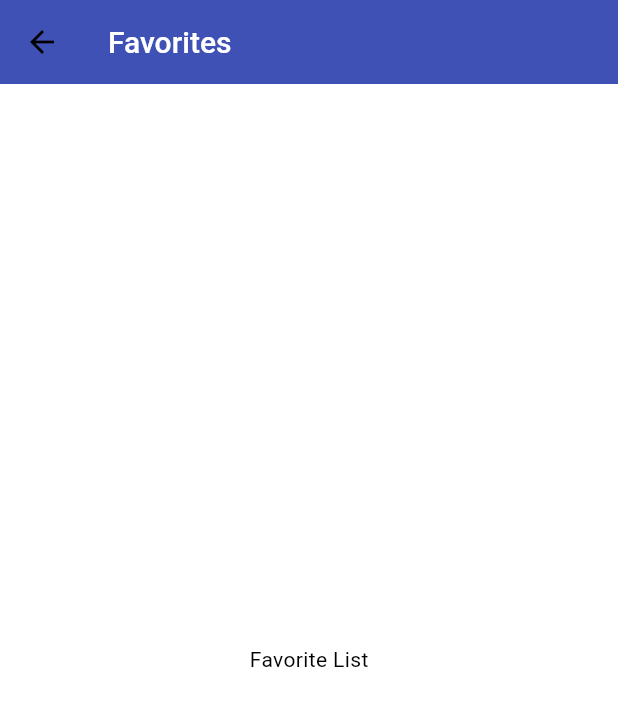
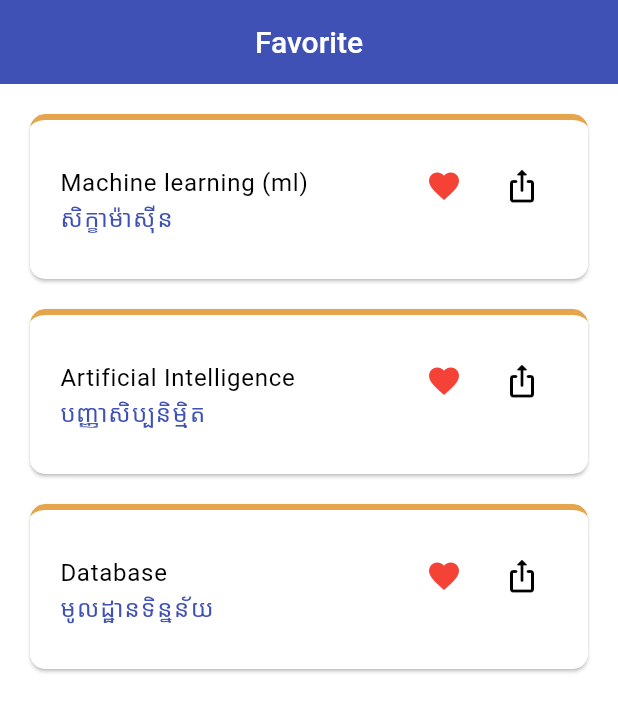
Before and after one commit to sonika-tang/Domra-Tech-App, a Flutter app: the FavoritesScreen screen opened directly, on a phone screen of 412 x 824 dp. Shown: the top 712 px of the screen. Run offline on Flutter 3.47's test engine with Material 3 defaults, Android fonts, the phone set to English and light mode, and no system bars; our stand-ins replace firebase_auth, firebase_core, flutter_svg; accounts and stored records are empty; network calls fail.

Commit message:
Update favorite screen with mock data

```diff
--- /dev/null
+++ b/lib/state/models/favorite_state.dart
@@ -0,0 +1,149 @@
+import 'dart:convert';
+import 'package:flutter/foundation.dart';
+import '../../model/word_translation.dart';
+import '../../service/word_service.dart';
+
+// ─── Mock data used when backend is unreachable ───────────────────────────────
+const List<Map<String, dynamic>> _mockFavorites = [
+  {
+    'wordId': 1,
+    'EnglishWord': 'Machine learning (ml)',
+    'KhmerWord': 'សិក្ខាម៉ាស៊ីន',
+    'FrenchWord': 'Apprentissage automatique',
+    'definition':
+        'A type of artificial intelligence that allows computers to learn from data.',
+    'example': 'Machine learning is used in recommendation systems.',
+    'imageURL': null,
+  },
+  {
+    'wordId': 2,
+    'EnglishWord': 'Artificial Intelligence',
+    'KhmerWord': 'បញ្ញាសិប្បនិម្មិត',
+    'FrenchWord': 'Intelligence artificielle',
+    'definition': 'The simulation of human intelligence in machines.',
+    'example': 'AI is used in self-driving cars.',
+    'imageURL': null,
+  },
+  {
+    'wordId': 3,
+    'EnglishWord': 'Database',
+    'KhmerWord': 'មូលដ្ឋានទិន្នន័យ',
+    'FrenchWord': 'Base de données',
+    'definition': 'An organized collection of structured information.',
+    'example': 'MySQL is a popular relational database.',
+    'imageURL': null,
+  },
+];
+
+/// State for the favorites feature
+class FavoriteState {
+  final List<WordTranslation> favorites;
+  final bool isLoading;
+  final String? error;
+  final bool isUsingMockData;
+
+  const FavoriteState({
+    this.favorites = const [],
+    this.isLoading = false,
+    this.error,
+    this.isUsingMockData = false,
+  });
+
+  FavoriteState copyWith({
+    List<WordTranslation>? favorites,
+    bool? isLoading,
+    String? error,
+    bool? isUsingMockData,
+  }) {
+    return FavoriteState(
+      favorites: favorites ?? this.favorites,
+      isLoading: isLoading ?? this.isLoading,
+      error: error,
+      isUsingMockData: isUsingMockData ?? this.isUsingMockData,
+    );
+  }
+}
+
+/// Notifier that manages favorites list, toggle, and removal
+class FavoriteNotifier extends ChangeNotifier {
+  final WordService _wordService;
+  FavoriteState _state = const FavoriteState();
+
+  FavoriteNotifier(this._wordService);
+
+  FavoriteState get state => _state;
+
+  /// Fetch all favorite words for the logged-in user.
+  /// Falls back to mock data if the backend is unreachable or returns an error.
+  Future<void> fetchFavorites(String? token) async {
+    _state = _state.copyWith(isLoading: true, error: null);
+    notifyListeners();
+
+    // If no token, use mock data immediately
+    if (token == null) {
+      _loadMockData();
+      return;
+    }
+
+    try {
+      final response = await _wordService.getAllFavorites(token);
+      if (response.statusCode == 200) {
+        final List<dynamic> data = jsonDecode(response.body);
+        final words = data.map((e) => WordTranslation.fromJson(e)).toList();
+        _state = _state.copyWith(
+          favorites: words,
+          isLoading: false,
+          isUsingMockData: false,
+        );
+      } else {
+        // Backend error -> fallback to mock
+        _loadMockData();
+      }
+    } catch (_) {
+      // Network error -> fallback to mock
+      _loadMockData();
+    }
+    notifyListeners();
+  }
+
+  /// Remove a word from favorites (toggle off).
+  Future<void> removeFavorite(int wordId, String? token) async {
+    if (token == null || _state.isUsingMockData) {
+      // Offline: just remove from local list
+      final updated = _state.favorites
+          .where((w) => w.wordId != wordId)
+          .toList();
+      _state = _state.copyWith(favorites: updated);
+      notifyListeners();
+      return;
+    }
+
+    try {
+      final response = await _wordService.deleteFavorite(
+        wordId.toString(),
+        token,
+      );
+      if (response.statusCode == 200 || response.statusCode == 204) {
+        final updated = _state.favorites
+            .where((w) => w.wordId != wordId)
+            .toList();
+        _state = _state.copyWith(favorites: updated);
+        notifyListeners();
+      }
+    } catch (_) {
+      // Silently fail; UI stays
+    }
+  }
+
+  void _loadMockData() {
+    final words = _mockFavorites
+        .map((e) => WordTranslation.fromJson(e))
+        .toList();
+    _state = FavoriteState(
+      favorites: words,
+      isLoading: false,
+      isUsingMockData: true,
+    );
+    notifyListeners();
+  }
+}
--- a/lib/ui/screens/favorites/favorites_screen.dart
+++ b/lib/ui/screens/favorites/favorites_screen.dart
@@ -1,10 +1,119 @@
 import 'package:flutter/material.dart';
+import 'package:provider/provider.dart';
 
-class FavoritesScreen extends StatelessWidget {
+import '../../../core/config/app_text_style.dart';
+import '../../../l10n/app_localizations.dart';
+import '../../../state/models/favorite_state.dart';
+import '../../../state/provider/auth_provider.dart';
+import '../../widgets/displays/word_card.dart';
+
+class FavoritesScreen extends StatefulWidget {
   const FavoritesScreen({super.key});
+
   @override
-  Widget build(BuildContext context) => Scaffold(
-    appBar: AppBar(title: const Text('Favorites')),
-    body: const Center(child: Text('Favorite List')),
-  );
+  State<FavoritesScreen> createState() => _FavoritesScreenState();
 }
+
+class _FavoritesScreenState extends State<FavoritesScreen> {
+  @override
+  void initState() {
+    super.initState();
+    // Fetch favorites once the widget is mounted so we have a valid context.
+    WidgetsBinding.instance.addPostFrameCallback((_) async {
+      final authProvider = context.read<AuthProvider>();
+      final favoriteNotifier = context.read<FavoriteNotifier>();
+      final token = await authProvider.getIdToken();
+      await favoriteNotifier.fetchFavorites(token);
+    });
+  }
+
+  @override
+  Widget build(BuildContext context) {
+    final t = AppLocalizations.of(context)!;
+    final theme = Theme.of(context);
+    final colorScheme = theme.colorScheme;
+
+    return Scaffold(
+      appBar: AppBar(
+        title: Text(
+          t.navFavorite,
+          style: const TextStyle(
+            color: Colors.white,
+            fontWeight: FontWeight.w500,
+          ),
+        ),
+        centerTitle: true,
+        automaticallyImplyLeading: false,
+        elevation: 0,
+        backgroundColor: colorScheme.primary,
+        iconTheme: const IconThemeData(color: Colors.white),
+      ),
+      body: Consumer<FavoriteNotifier>(
+        builder: (context, favoriteNotifier, child) {
+          final state = favoriteNotifier.state;
+
+          if (state.isLoading) {
+            return const Center(child: CircularProgressIndicator());
+          }
+
+          if (state.error != null) {
+            return Center(
+              child: Padding(
+                padding: const EdgeInsets.symmetric(horizontal: 24),
+                child: Text(
+                  state.error!,
+                  textAlign: TextAlign.center,
+                  style: theme.textTheme.bodyMedium?.copyWith(
+                    color: colorScheme.error,
+                  ),
+                ),
+              ),
+            );
+          }
+
+          if (state.favorites.isEmpty) {
+            return Center(
+              child: Text(
+                'No favorites yet',
+                style: theme.textTheme.bodyMedium,
+              ),
+            );
+          }
+
+          return ListView.builder(
+            padding: const EdgeInsets.all(AppSpacing.s16),
+            itemCount: state.favorites.length,
+            itemBuilder: (context, index) {
+              final word = state.favorites[index];
+              return Padding(
+                padding: const EdgeInsets.only(bottom: AppSpacing.s12),
+                child: WordCard(
+                  wordTranslation: word,
+                  isFavorite: true,
+                  onClick: () {
+                    // TODO: Navigate to word detail page when implemented.
+                  },
+                  onFavorite: () async {
+                    final authProvider = context.read<AuthProvider>();
+                    final token = await authProvider.getIdToken();
+                    await context.read<FavoriteNotifier>().removeFavorite(
+                      word.wordId,
+                      token,
+                    );
+                  },
+                  onShare: () {
+                    ScaffoldMessenger.of(context).showSnackBar(
+                      const SnackBar(
+                        content: Text('Share feature coming soon'),
+                      ),
+                    );
+                  },
+                ),
+              );
+            },
+          );
+        },
+      ),
+    );
+  }
+}
--- a/lib/ui/widgets/displays/word_card.dart
+++ b/lib/ui/widgets/displays/word_card.dart
@@ -9,7 +9,14 @@ class WordCard extends StatelessWidget {
   final VoidCallback onShare;
   final bool isFavorite;
 
-  const WordCard({super.key, required this.wordTranslation, required this.onClick, required this.onFavorite, required this.onShare, this.isFavorite = false});
+  const WordCard({
+    super.key,
+    required this.wordTranslation,
+    required this.onClick,
+    required this.onFavorite,
+    required this.onShare,
+    this.isFavorite = false,
+  });
 
   @override
   Widget build(BuildContext context) {
@@ -19,7 +26,7 @@ class WordCard extends StatelessWidget {
 
     return Card(
       clipBehavior: Clip.antiAlias,
-      shape: RoundedRectangleBorder(borderRadius: BorderRadiusGeometry.circular(10)),
+      shape: RoundedRectangleBorder(borderRadius: BorderRadius.circular(10)),
       child: InkWell(
         onTap: onClick, //click to see detail of each card
         child: Container(
@@ -28,14 +35,20 @@ class WordCard extends StatelessWidget {
           padding: const EdgeInsets.all(20),
           decoration: BoxDecoration(
             border: Border(
-              top: BorderSide(color: colorScheme.secondary, width: AppSpacing.s4),
+              top: BorderSide(
+                color: colorScheme.secondary,
+                width: AppSpacing.s4,
+              ),
             ),
             borderRadius: BorderRadius.circular(10),
           ),
           child: Row(
             mainAxisAlignment: MainAxisAlignment.spaceBetween,
             crossAxisAlignment: CrossAxisAlignment.start,
-            children: [_buildWordColumn(textTheme, colorScheme), _buildActionButtons()],
+            children: [
+              _buildWordColumn(textTheme, colorScheme),
+              _buildActionButtons(),
+            ],
           ),
         ),
       ),
@@ -47,10 +60,16 @@ class WordCard extends StatelessWidget {
       children: [
         IconButton(
           onPressed: onFavorite,
-          icon: Icon(isFavorite ? Icons.favorite : Icons.favorite_border, color: isFavorite ? Colors.red : null),
+          icon: Icon(
+            isFavorite ? Icons.favorite : Icons.favorite_border,
+            color: isFavorite ? Colors.red : null,
+          ),
         ),
         const SizedBox(width: AppSpacing.s4),
-        IconButton(onPressed: onShare, icon: const Icon(Icons.ios_share_rounded)),
+        IconButton(
+          onPressed: onShare,
+          icon: const Icon(Icons.ios_share_rounded),
+        ),
       ],
     );
   }
@@ -62,7 +81,10 @@ class WordCard extends StatelessWidget {
       children: [
         Text(wordTranslation.englishWord!, style: textTheme.bodyLarge),
         const SizedBox(height: AppSpacing.s4),
-        Text(wordTranslation.khmerWord, style: textTheme.bodyLarge?.copyWith(color: colorScheme.primary)),
+        Text(
+          wordTranslation.khmerWord,
+          style: textTheme.bodyLarge?.copyWith(color: colorScheme.primary),
+        ),
       ],
     );
   }
```
Also changed, not shown: lib/main.dart (+7 -2 lines), lib/ui/screens/favorites/widgets/empty_favorites.dart (deleted), lib/ui/screens/favorites/widgets/favorite_item.dart (deleted), lib/ui/screens/favorites/widgets/favorite_list.dart (deleted), lib/ui/screens/favorites/widgets/favorite_sort_menu.dart (deleted), lib/ui/widgets/displays/contribute_history_card.dart (deleted).
